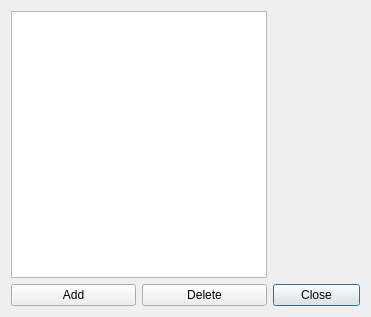
The window that qrgui/dialogs/propertiesDialog.ui (qreal/qreal) describes before a commit, drawn with Qt 5.
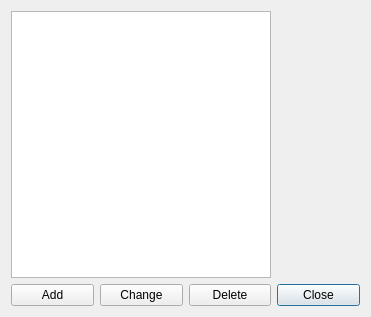
The same window after the commit.

```diff
--- a/qrgui/dialogs/propertiesDialog.ui
+++ b/qrgui/dialogs/propertiesDialog.ui
@@ -14,17 +14,17 @@
    <string>Dialog</string>
   </property>
   <layout class="QGridLayout" name="gridLayout">
-   <item row="0" column="0" colspan="2">
+   <item row="0" column="0" colspan="3">
     <widget class="QListWidget" name="PropertiesNamesList"/>
    </item>
-   <item row="2" column="2">
+   <item row="2" column="3">
     <widget class="QPushButton" name="closeButton">
      <property name="text">
       <string>Close</string>
      </property>
     </widget>
    </item>
-   <item row="2" column="1">
+   <item row="2" column="2">
     <widget class="QPushButton" name="deleteButton">
      <property name="text">
       <string>Delete</string>
@@ -38,6 +38,13 @@
      </property>
     </widget>
    </item>
+   <item row="2" column="1">
+    <widget class="QPushButton" name="changeButton">
+     <property name="text">
+      <string>Change</string>
+     </property>
+    </widget>
+   </item>
   </layout>
  </widget>
  <resources/>
```
